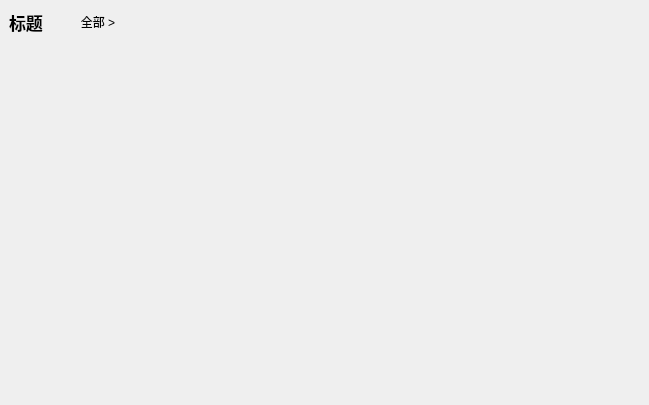
a-mo-xi-wei/Qt-KuGouAppClient, file KuGouStart/Live/LiveCommonPartWidget/LiveCommonPartWidget.ui: the form before one commit.
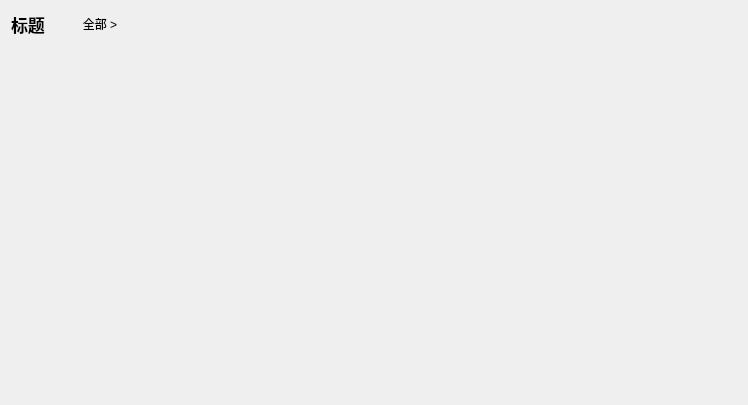
The form after the commit.

Commit message: LiveCommonPartWidget完成

```diff
--- a/KuGouStart/Live/LiveCommonPartWidget/LiveCommonPartWidget.ui
+++ b/KuGouStart/Live/LiveCommonPartWidget/LiveCommonPartWidget.ui
@@ -6,7 +6,7 @@
    <rect>
     <x>0</x>
     <y>0</y>
-    <width>649</width>
+    <width>748</width>
     <height>405</height>
    </rect>
   </property>
@@ -15,19 +15,19 @@
   </property>
   <layout class="QVBoxLayout" name="verticalLayout">
    <property name="spacing">
-    <number>0</number>
+    <number>2</number>
    </property>
    <property name="leftMargin">
-    <number>0</number>
+    <number>2</number>
    </property>
    <property name="topMargin">
-    <number>0</number>
+    <number>2</number>
    </property>
    <property name="rightMargin">
-    <number>0</number>
+    <number>2</number>
    </property>
    <property name="bottomMargin">
-    <number>0</number>
+    <number>2</number>
    </property>
    <item>
     <widget class="QWidget" name="widget" native="true">
@@ -132,6 +132,14 @@
        <verstretch>0</verstretch>
       </sizepolicy>
      </property>
+     <layout class="QVBoxLayout" name="verticalLayout_2">
+      <item>
+       <widget class="QWidget" name="line_widget_1" native="true"/>
+      </item>
+      <item>
+       <widget class="QWidget" name="line_widget_2" native="true"/>
+      </item>
+     </layout>
     </widget>
    </item>
   </layout>
```
Left out of the diff: 3 changed lines with no effect on the pictures. The commit also changes 3 other files.
